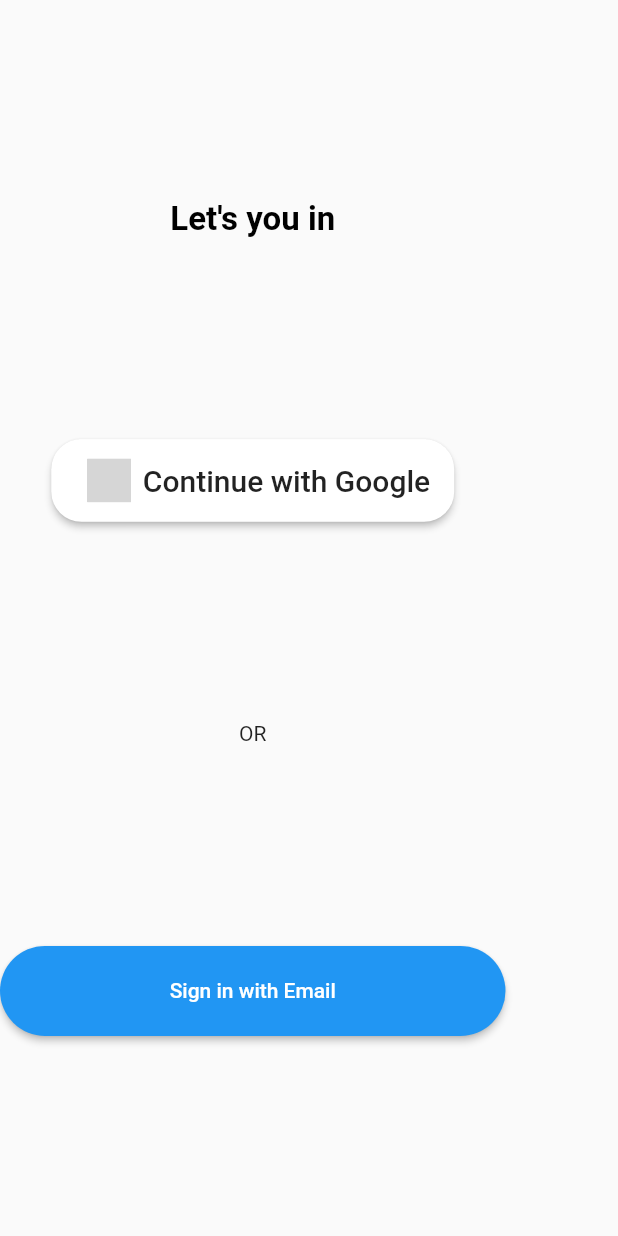
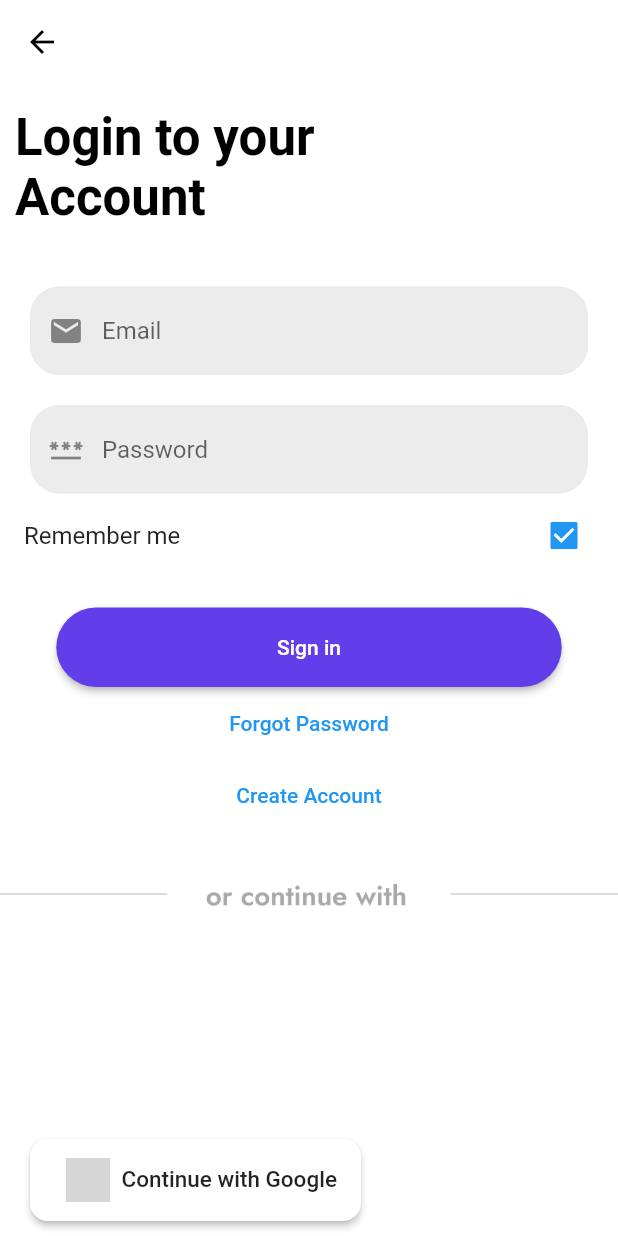
Before and after one commit to fwdAndroid/spotwaze, a Flutter app: the MainLoginScreen screen opened directly, after a tap on "Sign in with Email", on a phone screen of 412 x 824 dp. Run offline on Flutter 3.47's test engine with Material 2 defaults, Android fonts, the phone set to English and light mode, and no system bars; drawn by our look-alikes of social_login_buttons; our stand-ins replace dots_indicator; grey boxes are pictures that could not be loaded.

Commit message:
Login SCreen UI

```diff
--- /dev/null
+++ b/lib/auth/login_screen.dart
@@ -0,0 +1,149 @@
+import 'package:flutter/material.dart';
+import 'package:flutter/src/widgets/framework.dart';
+import 'package:flutter/src/widgets/placeholder.dart';
+import 'package:social_login_buttons/social_login_buttons.dart';
+import 'package:spotwaze/auth/register_screen.dart';
+
+class LoginScreen extends StatefulWidget {
+  const LoginScreen({super.key});
+
+  @override
+  State<LoginScreen> createState() => _LoginScreenState();
+}
+
+class _LoginScreenState extends State<LoginScreen> {
+  @override
+  Widget build(BuildContext context) {
+    return Scaffold(
+      backgroundColor: Colors.white,
+      appBar: AppBar(
+        iconTheme: IconThemeData(color: Colors.black),
+        elevation: 0,
+        backgroundColor: Colors.white,
+      ),
+      body: Column(
+        crossAxisAlignment: CrossAxisAlignment.start,
+        mainAxisAlignment: MainAxisAlignment.start,
+        children: [
+          Container(
+              margin: EdgeInsets.only(left: 10, right: 10, top: 15),
+              child: Text(
+                "Login to your\nAccount",
+                style: TextStyle(
+                    color: Colors.black,
+                    fontWeight: FontWeight.bold,
+                    fontSize: 34),
+              )),
+          SizedBox(
+            height: 40,
+          ),
+          Container(
+              margin: EdgeInsets.only(left: 20, right: 20),
+              child: TextField(
+                decoration: InputDecoration(
+                  filled: true,
+                  fillColor: Color(0xffD9D9D9).withOpacity(.5),
+                  hintText: "Email",
+                  prefixIcon: Icon(Icons.email),
+                  enabledBorder: OutlineInputBorder(
+                    borderRadius: BorderRadius.circular(20),
+                    borderSide: BorderSide(
+                        width: 1, color: Color(0xffEBEBEB)), //<-- SEE HERE
+                  ),
+                  disabledBorder: OutlineInputBorder(
+                    borderRadius: BorderRadius.circular(20),
+
+                    borderSide: BorderSide(
+                        width: 1, color: Color(0xffEBEBEB)), //<-- SEE HERE
+                  ),
+                  focusedBorder: OutlineInputBorder(
+                    borderRadius: BorderRadius.circular(20),
+                    borderSide: BorderSide(width: 1, color: Color(0xffEBEBEB)),
+                  ),
+                ),
+              )),
+          Container(
+              margin: EdgeInsets.only(left: 20, right: 20, top: 20),
+              child: TextField(
+                decoration: InputDecoration(
+                  filled: true,
+                  fillColor: Color(0xffD9D9D9).withOpacity(.5),
+                  hintText: "Password",
+                  prefixIcon: Icon(Icons.password),
+                  enabledBorder: OutlineInputBorder(
+                    borderRadius: BorderRadius.circular(20),
+                    borderSide: BorderSide(
+                        width: 1, color: Color(0xffEBEBEB)), //<-- SEE HERE
+                  ),
+                  disabledBorder: OutlineInputBorder(
+                    borderRadius: BorderRadius.circular(20),
+
+                    borderSide: BorderSide(
+                        width: 1, color: Color(0xffEBEBEB)), //<-- SEE HERE
+                  ),
+                  focusedBorder: OutlineInputBorder(
+                    borderRadius: BorderRadius.circular(20),
+                    borderSide: BorderSide(width: 1, color: Color(0xffEBEBEB)),
+                  ),
+                ),
+              )),
+          Center(
+            child: CheckboxListTile(
+              title: const Text('Remember me'),
+              value: true,
+              onChanged: (bool? value) {},
+              controlAffinity: ListTileControlAffinity.platform,
+            ),
+          ),
+          Container(
+            margin: EdgeInsets.only(top: 20),
+            child: Center(
+              child: ElevatedButton(
+                onPressed: () {
+                  Navigator.push(context,
+                      MaterialPageRoute(builder: (builder) => LoginScreen()));
+                },
+                child: Text("Sign in"),
+                style: ElevatedButton.styleFrom(
+                    shape: StadiumBorder(),
+                    fixedSize: Size(337, 53),
+                    backgroundColor: Color(0xff613EEA)),
+              ),
+            ),
+          ),
+          Center(
+              child:
+                  TextButton(onPressed: () {}, child: Text("Forgot Password"))),
+          Center(
+              child: TextButton(
+                  onPressed: () {
+                    Navigator.push(
+                        context,
+                        MaterialPageRoute(
+                            builder: (builder) => RegisterScreen()));
+                  },
+                  child: Text("Create Account"))),
+          SizedBox(
+            height: 30,
+          ),
+          Image.asset("assets/or.png"),
+          Spacer(),
+          Container(
+            margin: EdgeInsets.only(left: 20, right: 20),
+            child: SocialLoginButton(
+              borderRadius: 12,
+              fontSize: 15,
+              text: 'Continue with Google',
+              buttonType: SocialLoginButtonType.google,
+              mode: SocialLoginButtonMode.single,
+              onPressed: () {},
+            ),
+          ),
+          SizedBox(
+            height: 10,
+          ),
+        ],
+      ),
+    );
+  }
+}
--- a/lib/auth/main_login_screen.dart
+++ b/lib/auth/main_login_screen.dart
@@ -1,6 +1,7 @@
 import 'package:flutter/material.dart';
 import 'package:flutter/src/widgets/framework.dart';
 import 'package:social_login_buttons/social_login_buttons.dart';
+import 'package:spotwaze/auth/login_screen.dart';
 
 class MainLoginScreen extends StatefulWidget {
   const MainLoginScreen({super.key});
@@ -34,7 +35,10 @@ class _MainLoginScreenState extends State<MainLoginScreen> {
           ),
           Text("OR"),
           ElevatedButton(
-            onPressed: () {},
+            onPressed: () {
+              Navigator.push(context,
+                  MaterialPageRoute(builder: (builder) => LoginScreen()));
+            },
             child: Text("Sign in with Email"),
             style: ElevatedButton.styleFrom(
                 shape: StadiumBorder(), fixedSize: Size(337, 60)),
--- /dev/null
+++ b/lib/auth/register_screen.dart
@@ -0,0 +1,16 @@
+import 'package:flutter/src/widgets/framework.dart';
+import 'package:flutter/src/widgets/placeholder.dart';
+
+class RegisterScreen extends StatefulWidget {
+  const RegisterScreen({super.key});
+
+  @override
+  State<RegisterScreen> createState() => _RegisterScreenState();
+}
+
+class _RegisterScreenState extends State<RegisterScreen> {
+  @override
+  Widget build(BuildContext context) {
+    return const Placeholder();
+  }
+}
```
Also changed, not shown: assets/or.png (added).
